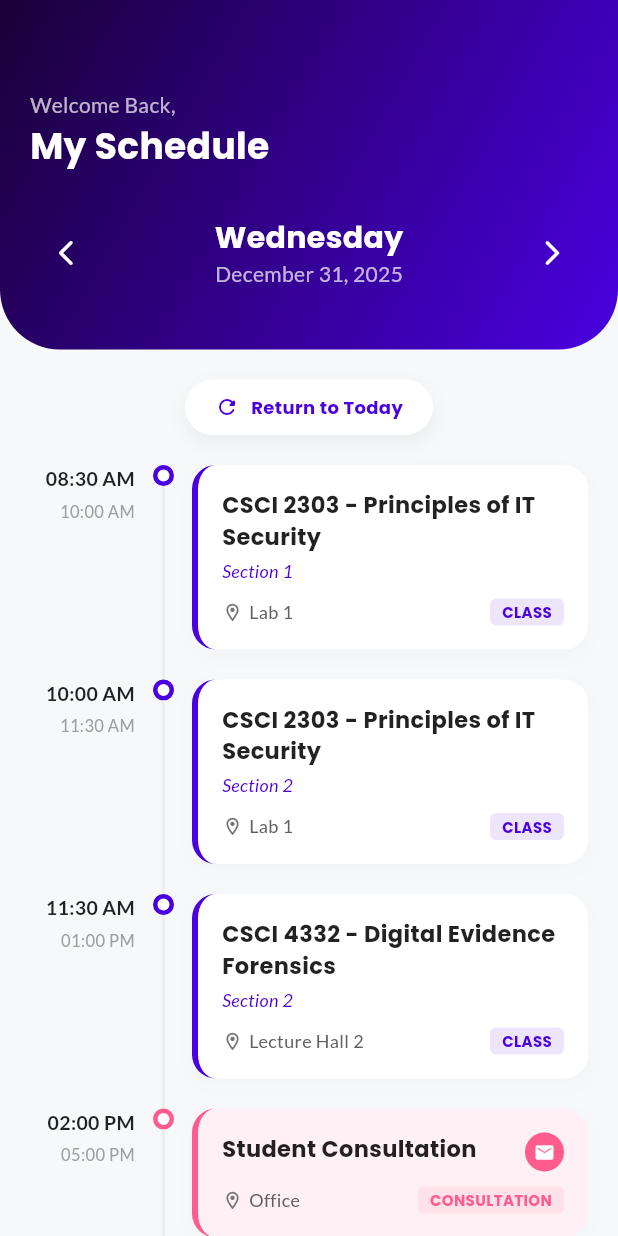
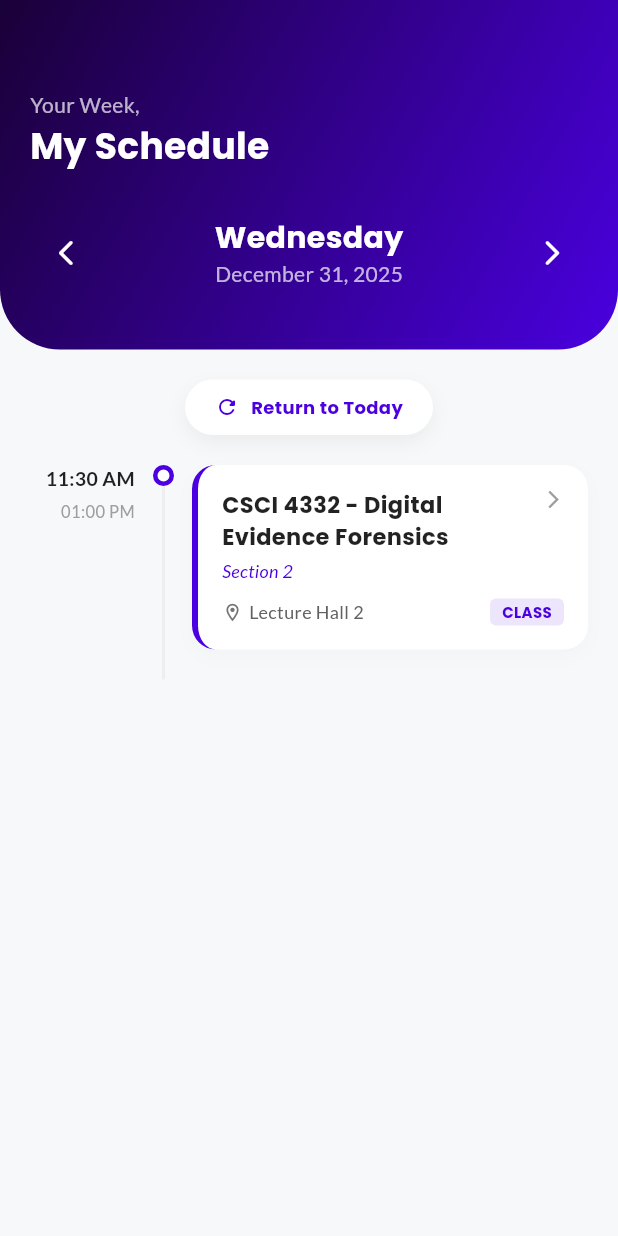
Before and after one commit to fatheensara/1535SD-FYP-Project, a Flutter app: the StaffSchedulePage screen opened directly, after a tap on the "arrow forward ios" icon, on a phone screen of 412 x 824 dp. Run offline on Flutter 3.47's test engine with Material 3 defaults, Android fonts, the phone set to English and light mode, and no system bars; our stand-ins replace audioplayers, cloud_firestore, device_info_plus, firebase_auth, firebase_core, google_fonts and 4 more; missing offline and left inert: excel, nfc_host_card_emulation, nfc_manager; accounts and stored records are empty.

Commit message:
staff_schedule_page.dart

```diff
--- a/lib/staff_schedule_page.dart
+++ b/lib/staff_schedule_page.dart
@@ -1,6 +1,13 @@
 import 'package:flutter/material.dart';
 import 'package:google_fonts/google_fonts.dart';
 import 'package:intl/intl.dart';
+import 'fade_page_route.dart';
+
+// --- IMPORT YOUR SPECIFIC CLASS FILES HERE ---
+import 'staff_live_attendance_pits_sect1.dart';
+import 'staff_live_attendance_pits_sect2.dart';
+import 'staff_live_attendance_netsec_sect1.dart';
+import 'staff_live_attendance_def_sect2.dart';
 
 class StaffSchedulePage extends StatefulWidget {
   const StaffSchedulePage({super.key});
@@ -13,7 +20,7 @@ class _StaffSchedulePageState extends State<StaffSchedulePage> {
   // 1. STATE FOR SELECTED DATE
   DateTime _selectedDate = DateTime.now();
 
-  // 2. MOCK DATA
+  // 2. MOCK DATA (Matched to your specific files)
   final Map<String, List<Map<String, dynamic>>> _scheduleData = {
     "MON": [
       {
@@ -23,6 +30,8 @@ class _StaffSchedulePageState extends State<StaffSchedulePage> {
         "subtitle": "Section 1",
         "type": "Class",
         "location": "Lab 1",
+        "code": "CSCI 2303",
+        "section": "Section 1",
       },
       {
         "startTime": "10:00 AM",
@@ -31,14 +40,8 @@ class _StaffSchedulePageState extends State<StaffSchedulePage> {
         "subtitle": "Section 2",
         "type": "Class",
         "location": "Lab 1",
-      },
-      {
-        "startTime": "11:30 AM",
-        "endTime": "01:00 PM",
-        "title": "CSCI 4332 - Digital Evidence Forensics",
-        "subtitle": "Section 2",
-        "type": "Class",
-        "location": "Lecture Hall 2",
+        "code": "CSCI 2303",
+        "section": "Section 2",
       },
       {
         "startTime": "02:00 PM",
@@ -64,32 +67,11 @@ class _StaffSchedulePageState extends State<StaffSchedulePage> {
         "subtitle": "Section 1",
         "type": "Class",
         "location": "Lab 3",
-      },
-      {
-        "startTime": "03:30 PM",
-        "endTime": "05:00 PM",
-        "title": "Research Meeting",
-        "type": "Meeting",
-        "location": "Conference Room",
+        "code": "CSCI 4336",
+        "section": "Section 1",
       },
     ],
     "WED": [
-      {
-        "startTime": "08:30 AM",
-        "endTime": "10:00 AM",
-        "title": "CSCI 2303 - Principles of IT Security",
-        "subtitle": "Section 1",
-        "type": "Class",
-        "location": "Lab 1",
-      },
-      {
-        "startTime": "10:00 AM",
-        "endTime": "11:30 AM",
-        "title": "CSCI 2303 - Principles of IT Security",
-        "subtitle": "Section 2",
-        "type": "Class",
-        "location": "Lab 1",
-      },
       {
         "startTime": "11:30 AM",
         "endTime": "01:00 PM",
@@ -97,14 +79,8 @@ class _StaffSchedulePageState extends State<StaffSchedulePage> {
         "subtitle": "Section 2",
         "type": "Class",
         "location": "Lecture Hall 2",
-      },
-      {
-        "startTime": "02:00 PM",
-        "endTime": "05:00 PM",
-        "title": "Student Consultation",
-        "type": "Consultation",
-        "location": "Office",
-        "isEmailAction": true,
+        "code": "CSCI 4332",
+        "section": "Section 2",
       },
     ],
      "THU": [
@@ -202,12 +178,11 @@ class _StaffSchedulePageState extends State<StaffSchedulePage> {
             child: Column(
               crossAxisAlignment: CrossAxisAlignment.start,
               children: [
-                // Top Row: Title Only (Logout Removed)
                 Column(
                   crossAxisAlignment: CrossAxisAlignment.start,
                   children: [
                     Text(
-                      "Welcome Back,",
+                      "Your Week,",
                       style: GoogleFonts.lato(
                         color: Colors.white70,
                         fontSize: 14,
@@ -223,10 +198,7 @@ class _StaffSchedulePageState extends State<StaffSchedulePage> {
                     ),
                   ],
                 ),
-
                 const SizedBox(height: 30),
-
-                // Date Navigator Row
                 Row(
                   mainAxisAlignment: MainAxisAlignment.spaceBetween,
                   children: [
@@ -271,7 +243,7 @@ class _StaffSchedulePageState extends State<StaffSchedulePage> {
             ),
           ),
 
-          // --- 2. CONDITIONAL "RETURN TO TODAY" BUTTON ---
+          // --- 2. RETURN TO TODAY BUTTON ---
           if (!isToday) ...[
             const SizedBox(height: 20),
             GestureDetector(
@@ -286,7 +258,6 @@ class _StaffSchedulePageState extends State<StaffSchedulePage> {
                   borderRadius: BorderRadius.circular(30),
                   boxShadow: [
                     BoxShadow(
-                      // ignore: deprecated_member_use
                       color: Colors.black.withOpacity(0.05),
                       blurRadius: 10,
                       offset: const Offset(0, 5),
@@ -333,8 +304,6 @@ class _StaffSchedulePageState extends State<StaffSchedulePage> {
     );
   }
 
-  // --- WIDGETS ---
-
   Widget _buildEmptyState() {
     return Center(
       child: Column(
@@ -347,7 +316,7 @@ class _StaffSchedulePageState extends State<StaffSchedulePage> {
               borderRadius: BorderRadius.circular(20),
             ),
             child: Icon(
-              Icons.weekend_rounded, // Sofa icon substitute
+              Icons.weekend_rounded,
               size: 50,
               color: Colors.purple.shade200,
             ),
@@ -393,11 +362,39 @@ class _StaffSchedulePageState extends State<StaffSchedulePage> {
         bgColor = Colors.white;
     }
 
-    return IntrinsicHeight(
+    return GestureDetector(
+      onTap: () {
+        if (event['type'] == 'Class') {
+          // --- FIXED NAVIGATION LOGIC ---
+          Widget? targetPage;
+          String code = event['code'] ?? "";
+          String section = event['section'] ?? "";
+
+          // Match data to your specific files
+          if (code == "CSCI 2303" && section == "Section 1") {
+            targetPage = const StaffLiveAttendancePitsSect1Page();
+          } else if (code == "CSCI 2303" && section == "Section 2") {
+            targetPage = const StaffLiveAttendancePitsSect2Page();
+          } else if (code == "CSCI 4336" && section == "Section 1") {
+            targetPage = const StaffLiveAttendanceNetsecSect1Page();
+          } else if (code == "CSCI 4332" && section == "Section 2") {
+            targetPage = const StaffLiveAttendanceDefSect2Page();
+          }
+
+          if (targetPage != null) {
+            Navigator.push(context, FadePageRoute(page: targetPage));
+          } else {
+            ScaffoldMessenger.of(context).showSnackBar(
+              const SnackBar(content: Text("Class page not connected.")),
+            );
+          }
+        }
+      },
+      child: IntrinsicHeight(
         child: Row(
           crossAxisAlignment: CrossAxisAlignment.start,
           children: [
-          // 1. TIME COLUMN
+            // Time Column
             SizedBox(
               width: 70,
               child: Column(
@@ -424,10 +421,8 @@ class _StaffSchedulePageState extends State<StaffSchedulePage> {
                 ],
               ),
             ),
-
             const SizedBox(width: 12),
-
-          // 2. TIMELINE LINE
+            // Timeline Line
             Column(
               children: [
                 Container(
@@ -442,10 +437,8 @@ class _StaffSchedulePageState extends State<StaffSchedulePage> {
                 Expanded(child: Container(width: 2, color: Colors.grey.shade200)),
               ],
             ),
-
             const SizedBox(width: 12),
-
-          // 3. EVENT CARD
+            // Event Card
             Expanded(
               child: Padding(
                 padding: const EdgeInsets.only(bottom: 20),
@@ -454,6 +447,7 @@ class _StaffSchedulePageState extends State<StaffSchedulePage> {
                   decoration: BoxDecoration(
                     color: bgColor,
                     borderRadius: BorderRadius.circular(16),
+                    border: Border(left: BorderSide(color: accentColor, width: 4)),
                     boxShadow: [
                       BoxShadow(
                         // ignore: deprecated_member_use
@@ -462,9 +456,6 @@ class _StaffSchedulePageState extends State<StaffSchedulePage> {
                         offset: const Offset(0, 4),
                       ),
                     ],
-                  border: Border(
-                    left: BorderSide(color: accentColor, width: 4),
-                  ),
                   ),
                   child: Column(
                     crossAxisAlignment: CrossAxisAlignment.start,
@@ -482,19 +473,8 @@ class _StaffSchedulePageState extends State<StaffSchedulePage> {
                               ),
                             ),
                           ),
-                        if (event['isEmailAction'] == true)
-                          Container(
-                            padding: const EdgeInsets.all(6),
-                            decoration: BoxDecoration(
-                              color: accentColor,
-                              shape: BoxShape.circle,
-                            ),
-                            child: const Icon(
-                              Icons.email,
-                              color: Colors.white,
-                              size: 14,
-                            ),
-                          ),
+                          if (event['type'] == 'Class')
+                            const Icon(Icons.arrow_forward_ios, size: 14, color: Colors.grey),
                         ],
                       ),
                       if (event['subtitle'] != null) ...[
@@ -553,6 +533,7 @@ class _StaffSchedulePageState extends State<StaffSchedulePage> {
             ),
           ],
         ),
+      ),
     );
   }
 }
```
Lines whose indentation alone changed are shown as unchanged.
